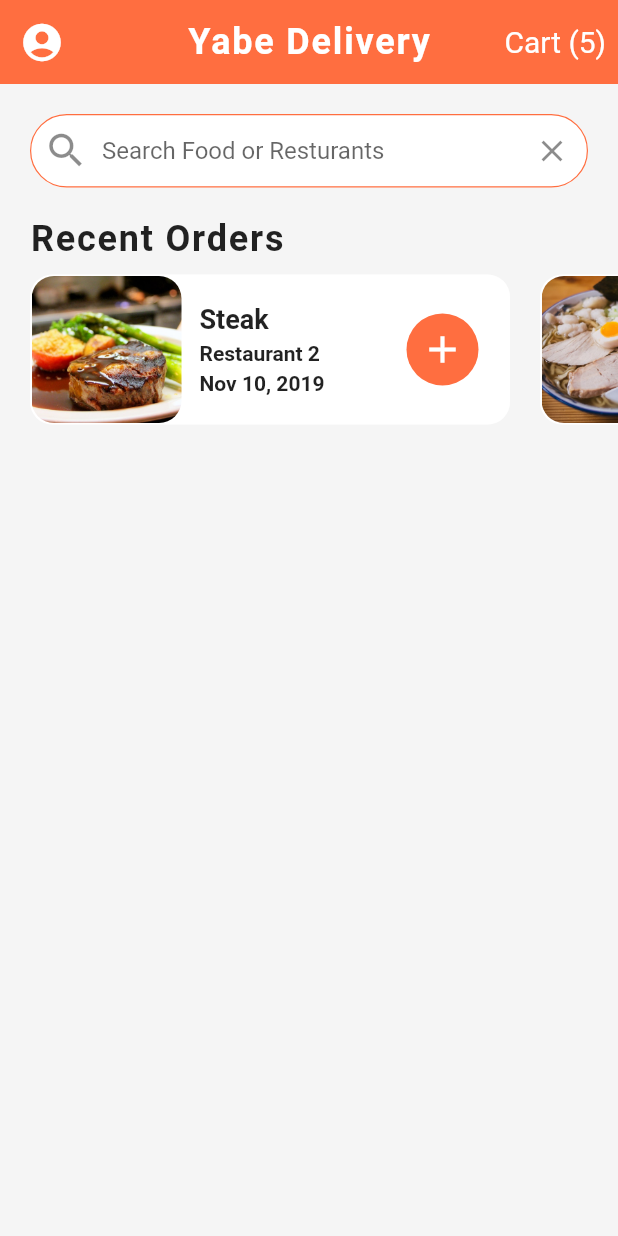
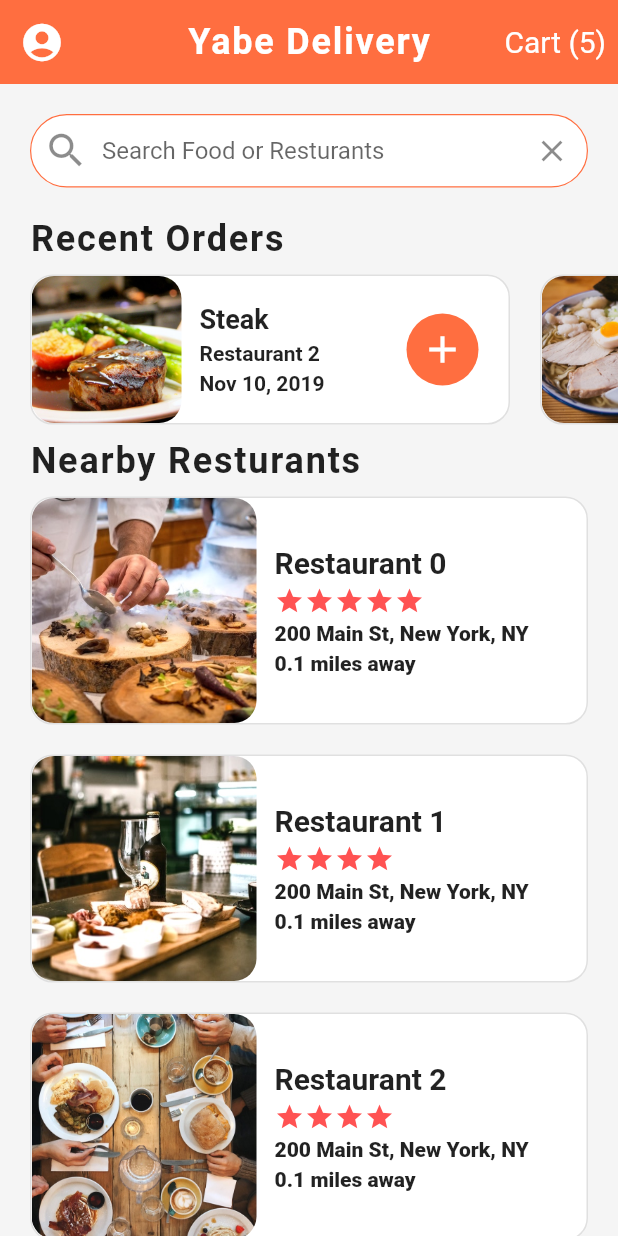
Before and after one commit to yabeye/flutter-food-delivery-app-ui, a Flutter app: the screen it shows after launch, on a phone screen of 412 x 824 dp. Run offline on Flutter 3.47's test engine with Material 2 defaults, Android fonts, the phone set to English and light mode, and no system bars.

Commit message:
nearby resturant widget is built.

```diff
--- a/lib/data/data.dart
+++ b/lib/data/data.dart
@@ -59,6 +59,11 @@ final _restaurant4 = Restaurant(
 );
 
 final List<Restaurant> restaurants = [
+  _restaurant0,
+  _restaurant1,
+  _restaurant2,
+  _restaurant3,
+  _restaurant4,
   _restaurant0,
   _restaurant1,
   _restaurant2,
--- a/lib/screens/home_screen.dart
+++ b/lib/screens/home_screen.dart
@@ -1,5 +1,6 @@
 import 'package:flutter/material.dart';
 import 'package:flutter_food_delivery_app/data/data.dart';
+import 'package:flutter_food_delivery_app/widgets/nearby_resturants.dart';
 import 'package:flutter_food_delivery_app/widgets/recent_orders.dart';
 
 class Home extends StatelessWidget {
@@ -66,6 +67,8 @@ class Home extends StatelessWidget {
             ),
           ),
           RecentOrders(),
+          // Near by resturants //
+          NearbyResturant(),
         ],
       ),
     );
--- /dev/null
+++ b/lib/widgets/nearby_resturants.dart
@@ -0,0 +1,124 @@
+import 'dart:math';
+
+import 'package:flutter/material.dart';
+import 'package:flutter_food_delivery_app/data/data.dart';
+import 'package:flutter_food_delivery_app/models/restaurant.dart';
+
+class NearbyResturant extends StatelessWidget {
+  const NearbyResturant({Key? key}) : super(key: key);
+
+  String generateRandomDistance() {
+    String temp = Random().nextDouble().toStringAsFixed(1);
+
+    return '$temp miles away';
+  }
+
+  _buildRaing(int rating) {
+    return Row(
+      children: [
+        for (int i = 0; i < rating; i++)
+          Icon(
+            Icons.star,
+            size: 20,
+            color: Colors.redAccent,
+          )
+      ],
+    );
+  }
+
+  Widget _buildNearByResturants(BuildContext context) {
+    List<Widget> nearbyResturatsList = [];
+    restaurants.forEach((Restaurant restaurant) {
+      nearbyResturatsList.add(GestureDetector(
+        onTap: () => print('going to a resurant page ... '),
+        child: Container(
+          margin: EdgeInsets.symmetric(horizontal: 20.0, vertical: 10.0),
+          decoration: BoxDecoration(
+            color: Colors.white,
+            borderRadius: BorderRadius.circular(15.0),
+            border: Border.all(
+              width: 1.0,
+              color: Colors.black12,
+            ),
+          ),
+          child: Row(
+            //mainAxisAlignment: MainAxisAlignment.spaceBetween,
+            children: [
+              ClipRRect(
+                borderRadius: BorderRadius.circular(15.0),
+                child: Image(
+                  image: AssetImage(restaurant.imageUrl),
+                  width: 150,
+                  height: 150,
+                  fit: BoxFit.cover,
+                ),
+              ),
+              Expanded(
+                child: Container(
+                  margin: EdgeInsets.symmetric(horizontal: 12.0),
+                  child: Column(
+                    mainAxisAlignment: MainAxisAlignment.center,
+                    crossAxisAlignment: CrossAxisAlignment.start,
+                    children: [
+                      Text(
+                        restaurant.name,
+                        style: TextStyle(
+                            fontSize: 20, fontWeight: FontWeight.bold),
+                        overflow: TextOverflow.ellipsis,
+                      ),
+                      SizedBox(
+                        height: 4.0,
+                      ),
+                      // Rating will go here //
+                      _buildRaing(restaurant.rating),
+                      SizedBox(
+                        height: 4.0,
+                      ),
+                      Text(
+                        restaurant.address,
+                        style: TextStyle(
+                            fontSize: 14, fontWeight: FontWeight.w800),
+                        overflow: TextOverflow.ellipsis,
+                      ),
+                      SizedBox(
+                        height: 4.0,
+                      ),
+                      Text(
+                        generateRandomDistance(),
+                        style: TextStyle(
+                            fontSize: 14, fontWeight: FontWeight.w800),
+                        overflow: TextOverflow.ellipsis,
+                      )
+                    ],
+                  ),
+                ),
+              ),
+            ],
+          ),
+        ),
+      ));
+    });
+
+    return Column(
+      children: nearbyResturatsList,
+    );
+  }
+
+  @override
+  Widget build(BuildContext context) {
+    return Column(
+      crossAxisAlignment: CrossAxisAlignment.start,
+      children: [
+        Padding(
+          padding: EdgeInsets.symmetric(horizontal: 20.0),
+          child: Text(
+            'Nearby Resturants',
+            style: TextStyle(
+                fontSize: 24, fontWeight: FontWeight.w600, letterSpacing: 1.2),
+          ),
+        ),
+        _buildNearByResturants(context)
+      ],
+    );
+  }
+}
--- a/lib/widgets/recent_orders.dart
+++ b/lib/widgets/recent_orders.dart
@@ -14,7 +14,7 @@ class RecentOrders extends StatelessWidget {
         borderRadius: BorderRadius.circular(15.0),
         border: Border.all(
           width: 1.0,
-          color: Colors.white38,
+          color: Colors.black12,
         ),
       ),
       child: Row(
@@ -113,7 +113,7 @@ class RecentOrders extends StatelessWidget {
               physics: BouncingScrollPhysics(),
               padding: EdgeInsets.only(left: 10.0),
               scrollDirection: Axis.horizontal,
-              itemCount: 5,
+              itemCount: currentUser.orders.length,
               itemBuilder: (context, index) {
                 Order order = currentUser.orders[index];
                 return _buildRecentOrders(context, order);
```
